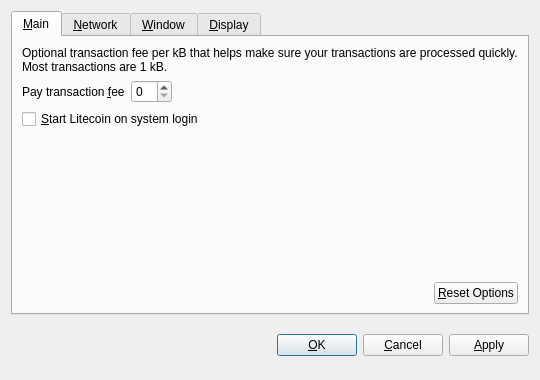
Before: the Qt Designer form src/qt/forms/optionsdialog.ui in hscoin/hashcoin, drawn with Qt 5.
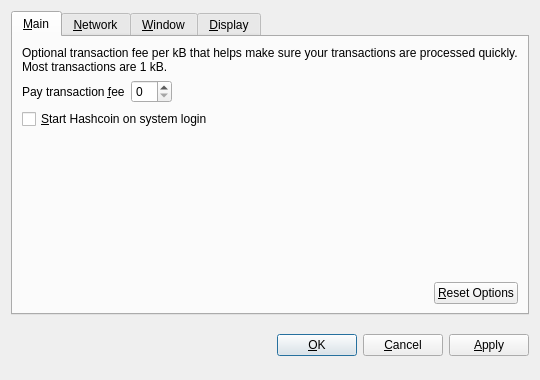
After: the same form once the commit is applied. Custom widgets are drawn as their Qt base class.

What changed in the file:
```diff
--- a/src/qt/forms/optionsdialog.ui
+++ b/src/qt/forms/optionsdialog.ui
@@ -82,7 +82,7 @@
           <string>Automatically start Litecoin after logging in to the system.</string>
          </property>
          <property name="text">
-          <string>&amp;Start Litecoin on system login</string>
+          <string>&amp;Start Hashcoin on system login</string>
          </property>
         </widget>
        </item>
```
Left out of the diff: 10 changed lines with no effect on the pictures.
